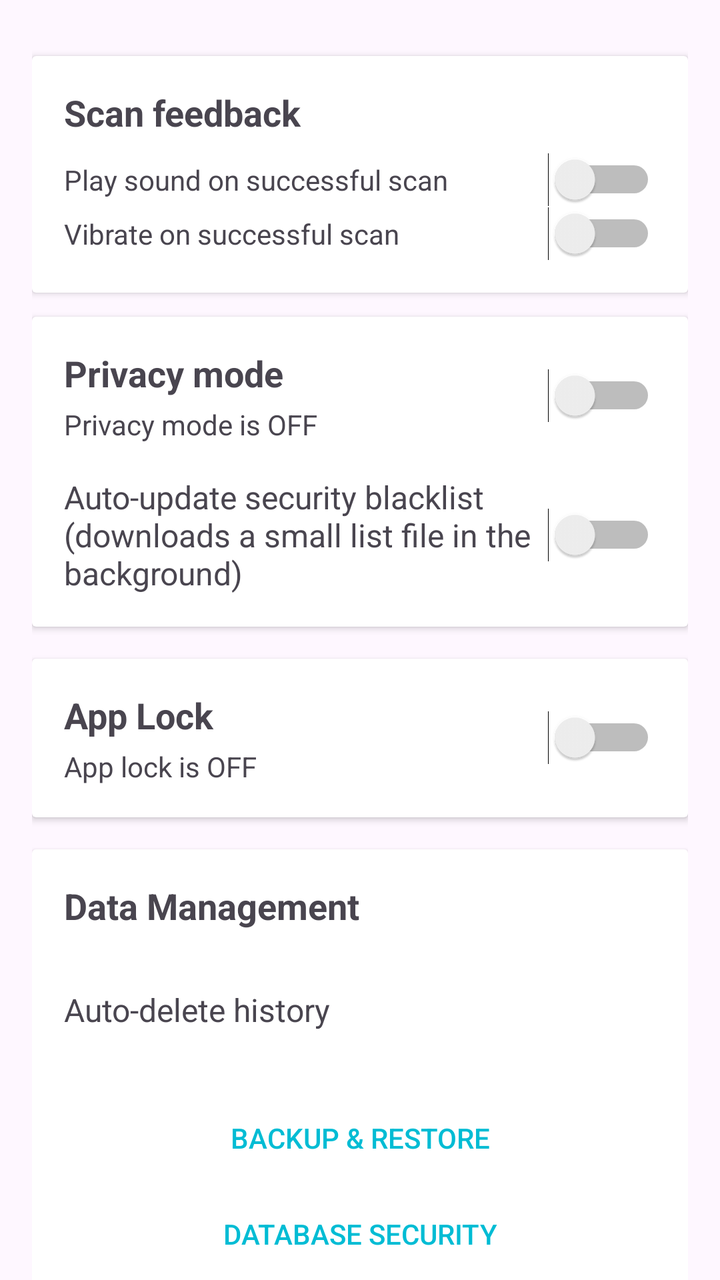
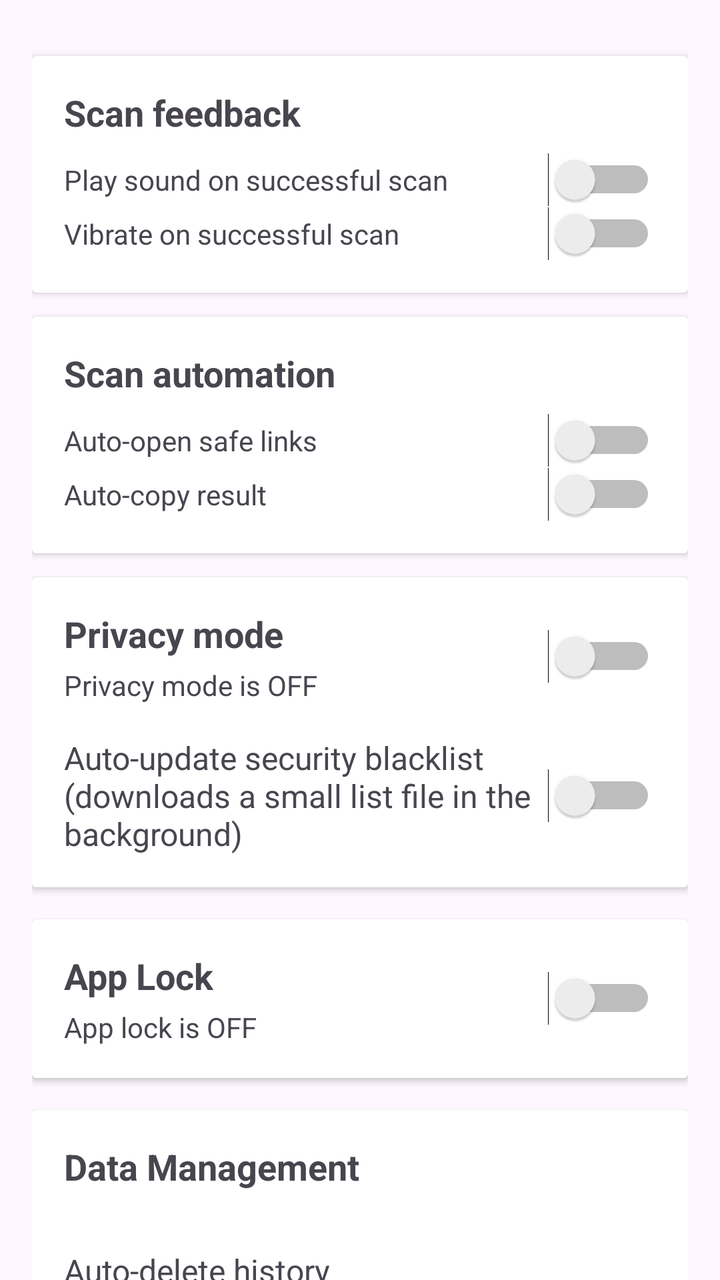

Before-and-after screenshots of an Android layout around one commit, followed by the original layout XML and the change that was made.
<!-- AndroidManifest.xml: application theme Theme.QRCodeSimple -->
<!-- res/layout/activity_privacy_settings.xml -->
<?xml version="1.0" encoding="utf-8"?>
<androidx.core.widget.NestedScrollView xmlns:android="http://schemas.android.com/apk/res/android"
    xmlns:app="http://schemas.android.com/apk/res-auto"
    android:layout_width="match_parent"
    android:layout_height="match_parent">

<LinearLayout
    android:layout_width="match_parent"
    android:layout_height="wrap_content"
    android:orientation="vertical"
    android:padding="16dp">

    <androidx.cardview.widget.CardView
        android:layout_width="match_parent"
        android:layout_height="wrap_content"
        android:layout_marginTop="12dp">

        <LinearLayout
            android:layout_width="match_parent"
            android:layout_height="wrap_content"
            android:orientation="vertical"
            android:padding="16dp">

            <TextView
                android:layout_width="wrap_content"
                android:layout_height="wrap_content"
                android:text="@string/scan_feedback"
                android:textSize="18sp"
                android:textStyle="bold"
                android:layout_marginBottom="8dp" />

            <LinearLayout
                android:layout_width="match_parent"
                android:layout_height="wrap_content"
                android:orientation="horizontal"
                android:gravity="center_vertical">

                <TextView
                    android:layout_width="0dp"
                    android:layout_height="wrap_content"
                    android:layout_weight="1"
                    android:text="@string/scan_sound"
                    android:textSize="14sp" />

                <Switch
                    android:id="@+id/switchScanSound"
                    android:layout_width="wrap_content"
                    android:layout_height="wrap_content" />

            </LinearLayout>

            <LinearLayout
                android:layout_width="match_parent"
                android:layout_height="wrap_content"
                android:orientation="horizontal"
                android:gravity="center_vertical">

                <TextView
                    android:layout_width="0dp"
                    android:layout_height="wrap_content"
                    android:layout_weight="1"
                    android:text="@string/scan_vibration"
                    android:textSize="14sp" />

                <Switch
                    android:id="@+id/switchScanVibration"
                    android:layout_width="wrap_content"
                    android:layout_height="wrap_content" />

            </LinearLayout>

        </LinearLayout>

    </androidx.cardview.widget.CardView>

    <androidx.cardview.widget.CardView
        android:layout_width="match_parent"
        android:layout_height="wrap_content"
        android:layout_marginTop="12dp">

        <LinearLayout
            android:layout_width="match_parent"
            android:layout_height="wrap_content"
            android:orientation="vertical"
            android:padding="16dp">

            <LinearLayout
                android:layout_width="match_parent"
                android:layout_height="wrap_content"
                android:orientation="horizontal"
                android:gravity="center_vertical">

                <LinearLayout
                    android:layout_width="0dp"
                    android:layout_height="wrap_content"
                    android:layout_weight="1"
                    android:orientation="vertical">

                    <TextView
                        android:layout_width="wrap_content"
                        android:layout_height="wrap_content"
                        android:text="@string/privacy_mode"
                        android:textSize="18sp"
                        android:textStyle="bold" />

                    <TextView
                        android:id="@+id/tvPrivacyStatus"
                        android:layout_width="wrap_content"
                        android:layout_height="wrap_content"
                        android:text="@string/privacy_mode_off"
                        android:textSize="14sp"
                        android:layout_marginTop="4dp" />

                </LinearLayout>

                <Switch
                    android:id="@+id/switchPrivacyMode"
                    android:layout_width="wrap_content"
                    android:layout_height="wrap_content" />

            </LinearLayout>

            <LinearLayout
                android:layout_width="match_parent"
                android:layout_height="wrap_content"
                android:orientation="horizontal"
                android:gravity="center_vertical"
                android:layout_marginTop="16dp">

                <TextView
                    android:layout_width="0dp"
                    android:layout_height="wrap_content"
                    android:layout_weight="1"
                    android:text="@string/blacklist_auto_update"
                    android:textSize="16sp" />

                <Switch
                    android:id="@+id/switchBlacklistAutoUpdate"
                    android:layout_width="wrap_content"
                    android:layout_height="wrap_content" />

            </LinearLayout>

        </LinearLayout>

    </androidx.cardview.widget.CardView>

    <androidx.cardview.widget.CardView
        android:id="@+id/cardPrivacyInfo"
        android:layout_width="match_parent"
        android:layout_height="wrap_content"
        android:layout_marginTop="16dp"
        android:visibility="gone">

        <LinearLayout
            android:layout_width="match_parent"
            android:layout_height="wrap_content"
            android:orientation="vertical"
            android:padding="16dp">

            <TextView
                android:layout_width="wrap_content"
                android:layout_height="wrap_content"
                android:text="@string/privacy_mode_active"
                android:textSize="16sp"
                android:textStyle="bold"
                android:textColor="?attr/colorPrimary" />

            <TextView
                android:layout_width="wrap_content"
                android:layout_height="wrap_content"
                android:text="@string/privacy_mode_info"
                android:textSize="14sp"
                android:layout_marginTop="8dp" />

        </LinearLayout>

    </androidx.cardview.widget.CardView>

    <androidx.cardview.widget.CardView
        android:layout_width="match_parent"
        android:layout_height="wrap_content"
        android:layout_marginTop="16dp">

        <LinearLayout
            android:layout_width="match_parent"
            android:layout_height="wrap_content"
            android:orientation="vertical"
            android:padding="16dp">

            <LinearLayout
                android:layout_width="match_parent"
                android:layout_height="wrap_content"
                android:orientation="horizontal"
                android:gravity="center_vertical">

                <LinearLayout
                    android:layout_width="0dp"
                    android:layout_height="wrap_content"
                    android:layout_weight="1"
                    android:orientation="vertical">

                    <TextView
                        android:layout_width="wrap_content"
                        android:layout_height="wrap_content"
                        android:text="@string/app_lock"
                        android:textSize="18sp"
                        android:textStyle="bold" />

                    <TextView
                        android:id="@+id/tvAppLockStatus"
                        android:layout_width="wrap_content"
                        android:layout_height="wrap_content"
                        android:text="@string/app_lock_disabled"
                        android:textSize="14sp"
                        android:layout_marginTop="4dp" />

                </LinearLayout>

                <Switch
                    android:id="@+id/switchAppLock"
                    android:layout_width="wrap_content"
                    android:layout_height="wrap_content" />

            </LinearLayout>

            <Button
                android:id="@+id/btnChangePin"
                android:layout_width="match_parent"
                android:layout_height="wrap_content"
                android:layout_marginTop="16dp"
                android:text="@string/change_pin"
                android:visibility="gone"
                android:textColor="?attr/colorPrimary"

                style="?android:attr/borderlessButtonStyle" />

        </LinearLayout>

    </androidx.cardview.widget.CardView>

    <androidx.cardview.widget.CardView
        android:layout_width="match_parent"
        android:layout_height="wrap_content"
        android:layout_marginTop="16dp">

        <LinearLayout
            android:layout_width="match_parent"
            android:layout_height="wrap_content"
            android:orientation="vertical"
            android:padding="16dp">

            <TextView
                android:layout_width="wrap_content"
                android:layout_height="wrap_content"
                android:text="@string/data_management"
                android:textSize="18sp"
                android:textStyle="bold" />

            <LinearLayout
                android:layout_width="match_parent"
                android:layout_height="wrap_content"
                android:orientation="horizontal"
                android:gravity="center_vertical"
                android:layout_marginTop="16dp">

                <TextView
                    android:layout_width="0dp"
                    android:layout_height="wrap_content"
                    android:layout_weight="1"
                    android:text="@string/history_retention"
                    android:textSize="16sp" />

                <Button
                    android:id="@+id/btnHistoryRetention"
                    android:layout_width="wrap_content"
                    android:layout_height="wrap_content"
                    android:textColor="?attr/colorPrimary"

                    style="?android:attr/borderlessButtonStyle" />

            </LinearLayout>

            <Button
                android:id="@+id/btnBackupRestore"
                android:layout_width="match_parent"
                android:layout_height="wrap_content"
                android:layout_marginTop="16dp"
                android:text="@string/backup_restore"
                android:textColor="?attr/colorPrimary"

                style="?android:attr/borderlessButtonStyle" />

            <Button
                android:id="@+id/btnDatabaseSecurity"
                android:layout_width="match_parent"
                android:layout_height="wrap_content"
                android:text="@string/database_security"
                android:textColor="?attr/colorPrimary"

                style="?android:attr/borderlessButtonStyle" />

            <Button
                android:id="@+id/btnClearAllHistory"
                android:layout_width="match_parent"
                android:layout_height="wrap_content"
                android:layout_marginTop="16dp"
                android:text="@string/clear_all"
                android:textColor="@android:color/holo_red_dark"

                style="?android:attr/borderlessButtonStyle" />

        </LinearLayout>

    </androidx.cardview.widget.CardView>

</LinearLayout>

</androidx.core.widget.NestedScrollView>
<!-- resources referenced by this layout -->
<resources>
  <string name="app_lock">App Lock</string>
  <string name="app_lock_disabled">App lock is OFF</string>
  <string name="backup_restore">Backup &amp; Restore</string>
  <string name="blacklist_auto_update">Auto-update security blacklist (downloads a small list file in the background)</string>
  <string name="change_pin">Change PIN</string>
  <string name="clear_all">Clear All</string>
  <string name="data_management">Data Management</string>
  <string name="database_security">Database Security</string>
  <string name="history_retention">Auto-delete history</string>
  <string name="privacy_mode">Privacy mode</string>
  <string name="privacy_mode_active">Privacy Mode Active</string>
  <string name="privacy_mode_info">• Scan results will not be saved\n• Generate history will not be saved\n• Existing history is preserved</string>
  <string name="privacy_mode_off">Privacy mode is OFF</string>
  <string name="scan_feedback">Scan feedback</string>
  <string name="scan_sound">Play sound on successful scan</string>
  <string name="scan_vibration">Vibrate on successful scan</string>
  <style name="Theme.QRCodeSimple" parent="Theme.Material3.DayNight.NoActionBar">
          <item name="colorPrimary">@color/cyan_500</item>
          <item name="colorPrimaryVariant">@color/cyan_700</item>
          <item name="colorOnPrimary">@color/black</item>
          <item name="colorSecondary">@color/teal_200</item>
          <item name="colorSecondaryVariant">@color/teal_700</item>
          <item name="colorOnSecondary">@color/black</item>
          <item name="android:statusBarColor">?attr/colorPrimaryVariant</item>
      </style>
  <color name="cyan_500">#FF00BCD4</color>
  <color name="cyan_700">#FF0097A7</color>
  <color name="black">#FF000000</color>
  <color name="teal_200">#FF03DAC5</color>
  <color name="teal_700">#FF018786</color>
</resources>

<!-- the commit's change to res/layout/activity_privacy_settings.xml (unified diff, before → after) -->
@@ -64,6 +64,69 @@
 
                 <Switch
                     android:id="@+id/switchScanVibration"
+                    android:layout_width="wrap_content"
+                    android:layout_height="wrap_content" />
+
+            </LinearLayout>
+
+        </LinearLayout>
+
+    </androidx.cardview.widget.CardView>
+
+    <androidx.cardview.widget.CardView
+        android:layout_width="match_parent"
+        android:layout_height="wrap_content"
+        android:layout_marginTop="12dp">
+
+        <LinearLayout
+            android:layout_width="match_parent"
+            android:layout_height="wrap_content"
+            android:orientation="vertical"
+            android:padding="16dp">
+
+            <TextView
+                android:layout_width="wrap_content"
+                android:layout_height="wrap_content"
+                android:text="@string/scan_automation"
+                android:textSize="18sp"
+                android:textStyle="bold"
+                android:layout_marginBottom="8dp" />
+
+            <LinearLayout
+                android:layout_width="match_parent"
+                android:layout_height="wrap_content"
+                android:orientation="horizontal"
+                android:gravity="center_vertical">
+
+                <TextView
+                    android:layout_width="0dp"
+                    android:layout_height="wrap_content"
+                    android:layout_weight="1"
+                    android:text="@string/auto_open_url"
+                    android:textSize="14sp" />
+
+                <Switch
+                    android:id="@+id/switchAutoOpenUrl"
+                    android:layout_width="wrap_content"
+                    android:layout_height="wrap_content" />
+
+            </LinearLayout>
+
+            <LinearLayout
+                android:layout_width="match_parent"
+                android:layout_height="wrap_content"
+                android:orientation="horizontal"
+                android:gravity="center_vertical">
+
+                <TextView
+                    android:layout_width="0dp"
+                    android:layout_height="wrap_content"
+                    android:layout_weight="1"
+                    android:text="@string/auto_copy_result"
+                    android:textSize="14sp" />
+
+                <Switch
+                    android:id="@+id/switchAutoCopyResult"
                     android:layout_width="wrap_content"
                     android:layout_height="wrap_content" />
 
<!-- resource entries referenced after the edit -->
@@ -2,6 +2,8 @@
 <resources>
   <string name="app_lock">App Lock</string>
   <string name="app_lock_disabled">App lock is OFF</string>
+  <string name="auto_copy_result">Auto-copy result</string>
+  <string name="auto_open_url">Auto-open safe links</string>
   <string name="backup_restore">Backup &amp; Restore</string>
   <string name="blacklist_auto_update">Auto-update security blacklist (downloads a small list file in the background)</string>
   <string name="change_pin">Change PIN</string>
@@ -13,6 +15,7 @@
   <string name="privacy_mode_active">Privacy Mode Active</string>
   <string name="privacy_mode_info">• Scan results will not be saved\n• Generate history will not be saved\n• Existing history is preserved</string>
   <string name="privacy_mode_off">Privacy mode is OFF</string>
+  <string name="scan_automation">Scan automation</string>
   <string name="scan_feedback">Scan feedback</string>
   <string name="scan_sound">Play sound on successful scan</string>
   <string name="scan_vibration">Vibrate on successful scan</string>
